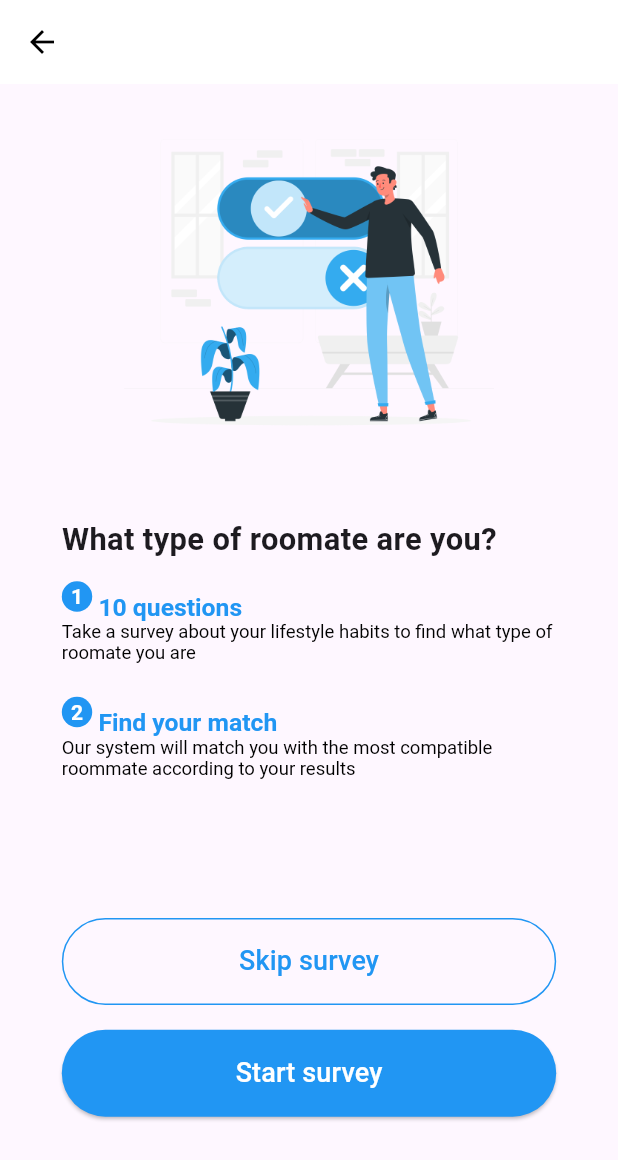
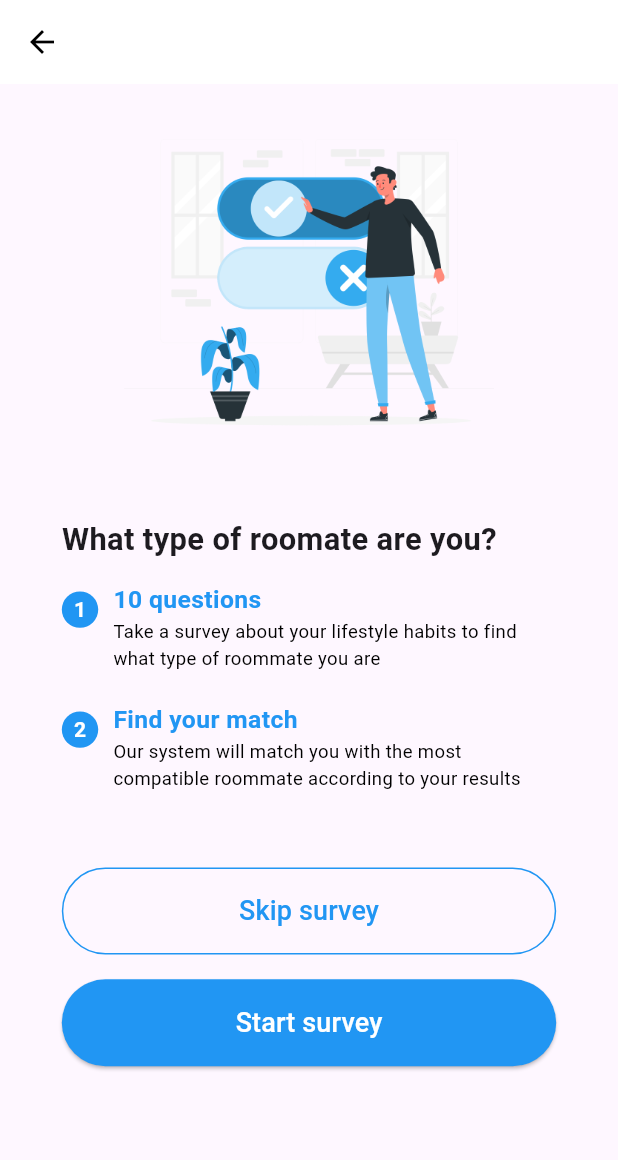
Before and after one commit to lwamzeche/Roommate_Matching, a Flutter app: the SurveyScreen screen opened directly with empty values, on a phone screen of 412 x 824 dp. Shown: the top 1160 px of the screen. Run offline on Flutter 3.47's test engine with Material 3 defaults, Android fonts, the phone set to English and light mode, and no system bars; our stand-ins replace cloud_firestore, firebase_auth, firebase_core, flutter_swiper_null_safety, image_picker; accounts and stored records are empty.

Commit message:
the UI for Roomie bio (justify) and Survey Intro (removeed flexible)

```diff
--- a/lib/UI/roomie_result.dart
+++ b/lib/UI/roomie_result.dart
@@ -117,7 +117,7 @@ class _RoomieSuccessPageState extends State<RoomieSuccessPage> {
             SizedBox(height: 20), // Space between text and name
             Text(
               roomieName,
-              style: TextStyle(fontSize: 20, fontWeight: FontWeight.bold, color: Colors.blue),
+              style: TextStyle(fontSize: 18, fontWeight: FontWeight.bold, color: Colors.blue),
             ),
             SizedBox(height: 15), // Space between name and image
             // Image.asset(
@@ -137,15 +137,15 @@ class _RoomieSuccessPageState extends State<RoomieSuccessPage> {
             SizedBox(height: 15),
             Text(
               roomieExplanation,
-              style: TextStyle(fontSize: 16, fontWeight: FontWeight.bold, color: Colors.blue),
+              style: TextStyle(fontSize: 15, fontWeight: FontWeight.bold, color: Colors.blue),
             ),
             SizedBox(height: 20), // Space between image and description
             Padding(
               padding: EdgeInsets.symmetric(horizontal: screenSize.width * 0.1),
               child: Text(
                 roomieBio,
-                style: TextStyle(fontSize: 16),
-                textAlign: TextAlign.center,
+                style: TextStyle(fontSize: 15),
+                textAlign: TextAlign.justify,
               ),
             ),
             SizedBox(height: 30),
--- a/lib/UI/survey.dart
+++ b/lib/UI/survey.dart
@@ -63,14 +63,13 @@ class SurveyScreen extends StatelessWidget {
                 fontWeight: FontWeight.bold,
               ),
             ),
-            SizedBox(height: 8),
-            Flexible(
-              child: RichText(
-                text: TextSpan(
+            SizedBox(height: 15),
+            Container(
+              child: Row(
+                crossAxisAlignment: CrossAxisAlignment.start, // Align items vertically to the center
                 children: [
-                    WidgetSpan(
-                      child: Container(
-                        padding: EdgeInsets.all(6), // Adjust padding as needed
+                  Container(
+                    padding: EdgeInsets.all(8), // Adjust padding as needed
                     decoration: BoxDecoration(
                       shape: BoxShape.circle,
                       color: Colors.blue,
@@ -83,18 +82,21 @@ class SurveyScreen extends StatelessWidget {
                       ),
                     ),
                   ),
-                    ),
-                    TextSpan(
-                      text: ' 10 questions\n',
+                  SizedBox(width: 10), // Space between circle and text
+                  Expanded(
+                    child: Column(
+                      crossAxisAlignment: CrossAxisAlignment.start,
+                      children: [
+                        Text(
+                          '10 questions',
                           style: TextStyle(
                             color: Colors.blue,
                             fontSize: titleFontSize,
                             fontWeight: FontWeight.bold,
                           ),
                         ),
-                    TextSpan(
-                      text:
-                          'Take a survey about your lifestyle habits to find what type of roomate you are',
+                        Text(
+                          'Take a survey about your lifestyle habits to find what type of roommate you are',
                           style: TextStyle(
                             color: Colors.black,
                             fontSize: subtitleFontSize,
@@ -103,15 +105,16 @@ class SurveyScreen extends StatelessWidget {
                       ],
                     ),
                   ),
+                ],
               ),
-            SizedBox(height: 16),
-            Flexible(
-              child: RichText(
-                text: TextSpan(
+            ),
+            SizedBox(height: 20),
+            Container(
+              child: Row(
+                crossAxisAlignment: CrossAxisAlignment.start, // Align items vertically to the center
                 children: [
-                    WidgetSpan(
-                      child: Container(
-                        padding: EdgeInsets.all(6), // Adjust padding as needed
+                  Container(
+                    padding: EdgeInsets.all(8), // Adjust padding as needed
                     decoration: BoxDecoration(
                       shape: BoxShape.circle,
                       color: Colors.blue,
@@ -124,17 +127,20 @@ class SurveyScreen extends StatelessWidget {
                       ),
                     ),
                   ),
-                    ),
-                    TextSpan(
-                      text: ' Find your match\n',
+                  SizedBox(width: 10), // Space between circle and text
+                  Expanded(
+                    child: Column(
+                      crossAxisAlignment: CrossAxisAlignment.start,
+                      children: [
+                        Text(
+                          'Find your match',
                           style: TextStyle(
                             color: Colors.blue,
                             fontSize: titleFontSize,
                             fontWeight: FontWeight.bold,
                           ),
                         ),
-                    TextSpan(
-                      text:
+                        Text(
                           'Our system will match you with the most compatible roommate according to your results',
                           style: TextStyle(
                             color: Colors.black,
@@ -144,8 +150,10 @@ class SurveyScreen extends StatelessWidget {
                       ],
                     ),
                   ),
+                ],
               ),
-            Spacer(),
+            ),
+            SizedBox(height: 50),
             OutlinedButton(
               onPressed: () {
                 // TODO: Handle skip survey action
```
Lines whose indentation alone changed are shown as unchanged.
